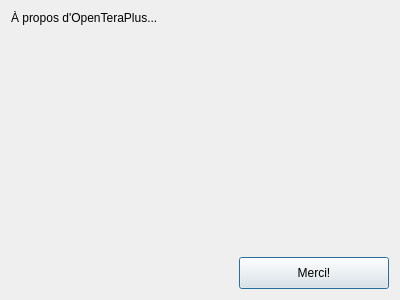
This is client/src/dialogs/AboutDialog.ui in introlab/openteraplus as Qt 5 draws it before an edit. The edited form follows.
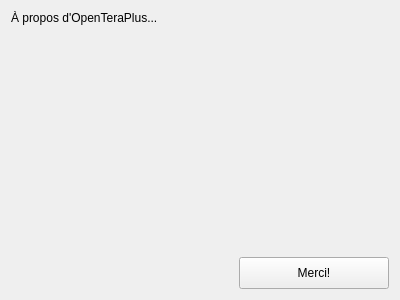
This is the edited form. Icons and pictures are not drawn. Custom widgets are drawn as their Qt base class.

Diff of the .ui file:
```diff
--- a/client/src/dialogs/AboutDialog.ui
+++ b/client/src/dialogs/AboutDialog.ui
@@ -74,6 +74,9 @@
          <height>24</height>
         </size>
        </property>
+       <property name="autoDefault">
+        <bool>false</bool>
+       </property>
       </widget>
      </item>
     </layout>
```
Left out of the diff: 4 changed lines with no effect on the pictures.
